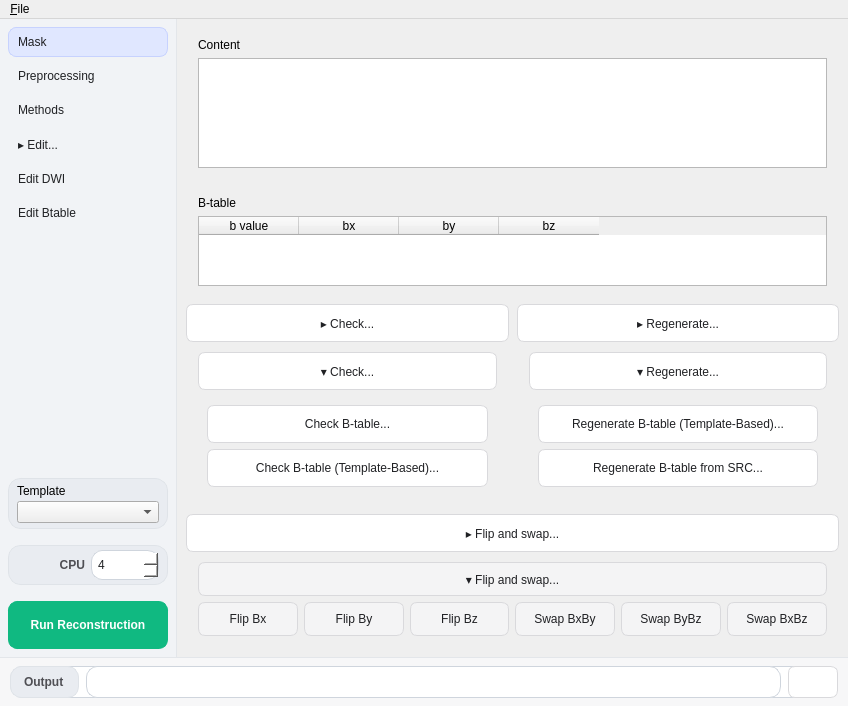
This is reconstruction/reconstruction_window.ui in frankyeh/DSI-Studio as Qt 5 draws it before an edit. The edited form follows.
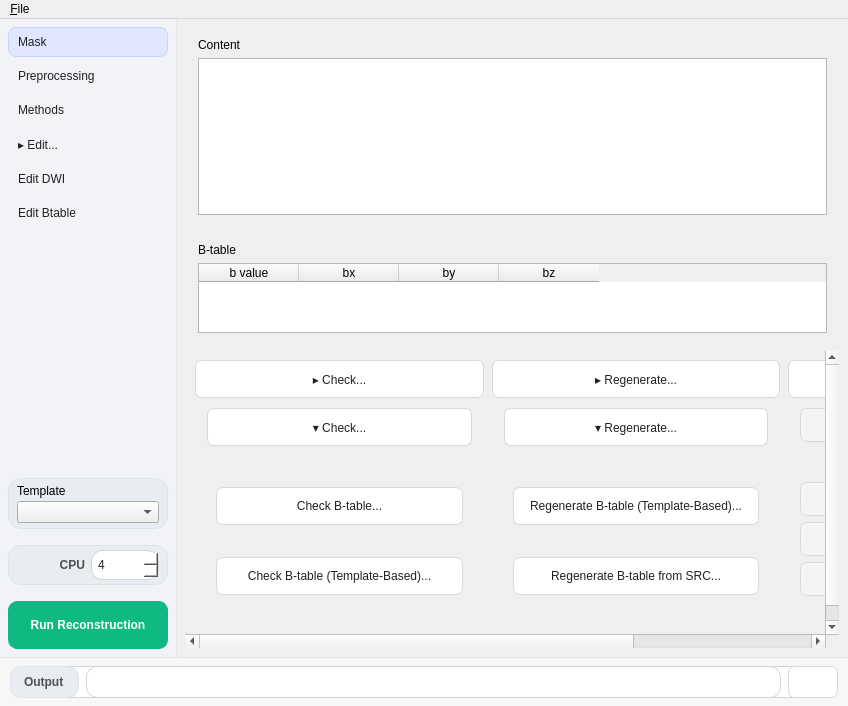
This is the edited form. The open tabs and pages were chosen to show the change. Icons and pictures are not drawn.

Commit message: Place all three B-table disclosure cards side by side with horizontal scrolling

What changed in the file:
```diff
--- a/reconstruction/reconstruction_window.ui
+++ b/reconstruction/reconstruction_window.ui
@@ -1764,7 +1764,7 @@
             </column>
            </widget></item></layout></widget></item>
           
-          <item><layout class="QHBoxLayout" name="btable_validation_row"><property name="spacing"><number>8</number></property><item><layout class="QVBoxLayout" name="btable_check_group_disclosure_layout"><property name="spacing"><number>0</number></property><property name="leftMargin"><number>0</number></property><property name="topMargin"><number>0</number></property><property name="rightMargin"><number>0</number></property><property name="bottomMargin"><number>0</number></property><item><widget class="QPushButton" name="btable_check_group_toggle"><property name="checkable"><bool>true</bool></property><property name="flat"><bool>true</bool></property><property name="text"><string>▸ Check...</string></property></widget></item><item><widget class="QFrame" name="btable_check_group"><property name="card" stdset="0"><bool>true</bool></property><layout class="QVBoxLayout" name="btable_check_group_layout"><property name="leftMargin"><number>12</number></property><property name="topMargin"><number>10</number></property><property name="rightMargin"><number>12</number></property><property name="bottomMargin"><number>12</number></property><item><widget class="QPushButton" name="btable_check_group_collapse"><property name="flat"><bool>true</bool></property><property name="text"><string>▾ Check...</string></property></widget></item><item><widget class="QWidget" name="btable_check_group_controls"><layout class="QVBoxLayout" name="btable_check_group_buttons"><item><widget class="QPushButton" name="btn_Check_b_table2">
+          <item><widget class="QScrollArea" name="btable_validation_scroll"><property name="frameShape"><enum>QFrame::NoFrame</enum></property><property name="widgetResizable"><bool>false</bool></property><property name="horizontalScrollBarPolicy"><enum>Qt::ScrollBarAsNeeded</enum></property><property name="verticalScrollBarPolicy"><enum>Qt::ScrollBarAsNeeded</enum></property><widget class="QWidget" name="btable_validation_content"><property name="geometry"><rect><x>0</x><y>0</y><width>900</width><height>300</height></rect></property><property name="minimumSize"><size><width>850</width><height>0</height></size></property><layout class="QHBoxLayout" name="btable_validation_row"><property name="spacing"><number>8</number></property><item><layout class="QVBoxLayout" name="btable_check_group_disclosure_layout"><property name="spacing"><number>0</number></property><property name="leftMargin"><number>0</number></property><property name="topMargin"><number>0</number></property><property name="rightMargin"><number>0</number></property><property name="bottomMargin"><number>0</number></property><item><widget class="QPushButton" name="btable_check_group_toggle"><property name="checkable"><bool>true</bool></property><property name="flat"><bool>true</bool></property><property name="text"><string>▸ Check...</string></property></widget></item><item><widget class="QFrame" name="btable_check_group"><property name="card" stdset="0"><bool>true</bool></property><layout class="QVBoxLayout" name="btable_check_group_layout"><property name="leftMargin"><number>12</number></property><property name="topMargin"><number>10</number></property><property name="rightMargin"><number>12</number></property><property name="bottomMargin"><number>12</number></property><item><widget class="QPushButton" name="btable_check_group_collapse"><property name="flat"><bool>true</bool></property><property name="text"><string>▾ Check...</string></property></widget></item><item><widget class="QWidget" name="btable_check_group_controls"><layout class="QVBoxLayout" name="btable_check_group_buttons"><item><widget class="QPushButton" name="btn_Check_b_table2">
                  <property name="text">
                   <string>Check B-table...</string>
                  </property>
@@ -1796,8 +1796,7 @@
                   <iconset resource="../icons.qrc">
                    <normaloff>:/icons/icons/btable_vectors.svg</normaloff>:/icons/icons/btable_vectors.svg</iconset>
                  </property>
-                </widget></item></layout></widget></item></layout></widget></item></layout></item></layout></item>
-          <item><layout class="QVBoxLayout" name="btable_orient_group_disclosure_layout"><property name="spacing"><number>0</number></property><property name="leftMargin"><number>0</number></property><property name="topMargin"><number>0</number></property><property name="rightMargin"><number>0</number></property><property name="bottomMargin"><number>0</number></property><item><widget class="QPushButton" name="btable_orient_toggle"><property name="checkable"><bool>true</bool></property><property name="flat"><bool>true</bool></property><property name="text"><string>▸ Flip and swap...</string></property></widget></item><item><widget class="QFrame" name="btable_orient_group">
+                </widget></item></layout></widget></item></layout></widget></item></layout></item><item><layout class="QVBoxLayout" name="btable_orient_group_disclosure_layout"><property name="spacing"><number>0</number></property><property name="leftMargin"><number>0</number></property><property name="topMargin"><number>0</number></property><property name="rightMargin"><number>0</number></property><property name="bottomMargin"><number>0</number></property><item><widget class="QPushButton" name="btable_orient_toggle"><property name="checkable"><bool>true</bool></property><property name="flat"><bool>true</bool></property><property name="text"><string>▸ Flip and swap...</string></property></widget></item><item><widget class="QFrame" name="btable_orient_group">
             <property name="card" stdset="0">
              <bool>true</bool>
             </property>
@@ -1838,7 +1837,7 @@
                  </property>
                 </widget>
                </item>
-               <item row="0" column="2">
+               <item row="1" column="0">
                 <widget class="QPushButton" name="btn_Flip_bz">
                  <property name="text">
                   <string>Flip Bz</string>
@@ -1849,7 +1848,7 @@
                  </property>
                 </widget>
                </item>
-               <item row="0" column="3">
+               <item row="1" column="1">
                 <widget class="QPushButton" name="btn_swap_bxby">
                  <property name="text">
                   <string>Swap BxBy</string>
@@ -1860,7 +1859,7 @@
                  </property>
                 </widget>
                </item>
-               <item row="0" column="4">
+               <item row="2" column="0">
                 <widget class="QPushButton" name="btn_swap_bybz">
                  <property name="text">
                   <string>Swap ByBz</string>
@@ -1871,7 +1870,7 @@
                  </property>
                 </widget>
                </item>
-               <item row="0" column="5">
+               <item row="2" column="1">
                 <widget class="QPushButton" name="btn_swap_bxbz">
                  <property name="text">
                   <string>Swap BxBz</string>
@@ -1884,7 +1883,8 @@
                </item>
               </layout></item></layout></widget></item>
             </layout>
-           </widget></item></layout></item>
+           </widget></item></layout></item></layout></widget></widget></item>
+          
          </layout>
         </widget>
 
```
